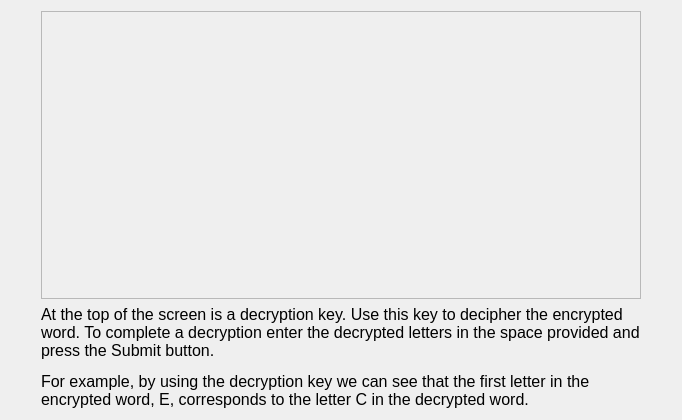
Qt form MarketSimulation/instructionscreen5.ui (dwattttt/marketsim) before a commit.
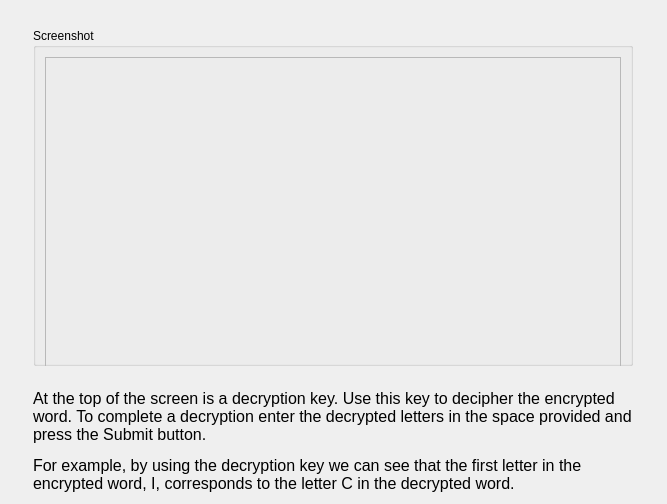
The same form after that commit.

Commit message: Added market screenshot, clearly delineated all screenshots.

Diff of the .ui file:
```diff
--- a/MarketSimulation/instructionscreen5.ui
+++ b/MarketSimulation/instructionscreen5.ui
@@ -6,8 +6,8 @@
    <rect>
     <x>0</x>
     <y>0</y>
-    <width>682</width>
-    <height>420</height>
+    <width>667</width>
+    <height>504</height>
    </rect>
   </property>
   <property name="windowTitle">
@@ -30,17 +30,42 @@
    <item>
     <layout class="QVBoxLayout" name="verticalLayout">
      <item>
+      <spacer name="verticalSpacer">
+       <property name="orientation">
+        <enum>Qt::Vertical</enum>
+       </property>
+       <property name="sizeHint" stdset="0">
+        <size>
+         <width>20</width>
+         <height>40</height>
+        </size>
+       </property>
+      </spacer>
+     </item>
+     <item>
+      <widget class="QGroupBox" name="groupBox">
+       <property name="minimumSize">
+        <size>
+         <width>0</width>
+         <height>100</height>
+        </size>
+       </property>
+       <property name="title">
+        <string>Screenshot</string>
+       </property>
+       <layout class="QHBoxLayout" name="horizontalLayout_2">
+        <item>
       <widget class="QFrame" name="frame">
        <property name="sizePolicy">
-        <sizepolicy hsizetype="Expanding" vsizetype="Expanding">
+           <sizepolicy hsizetype="Expanding" vsizetype="Preferred">
          <horstretch>0</horstretch>
          <verstretch>0</verstretch>
         </sizepolicy>
        </property>
        <property name="minimumSize">
         <size>
-         <width>0</width>
-         <height>26</height>
+            <width>550</width>
+            <height>320</height>
         </size>
        </property>
        <property name="frameShape">
@@ -52,6 +77,22 @@
        <layout class="QVBoxLayout" name="verticalLayout_2"/>
       </widget>
      </item>
+       </layout>
+      </widget>
+     </item>
+     <item>
+      <spacer name="verticalSpacer_2">
+       <property name="orientation">
+        <enum>Qt::Vertical</enum>
+       </property>
+       <property name="sizeHint" stdset="0">
+        <size>
+         <width>20</width>
+         <height>40</height>
+        </size>
+       </property>
+      </spacer>
+     </item>
      <item>
       <widget class="QLabel" name="label">
        <property name="minimumSize">
@@ -66,7 +107,7 @@
         </font>
        </property>
        <property name="text">
-        <string>&lt;html&gt;&lt;head/&gt;&lt;body&gt;&lt;p&gt;At the top of the screen is a decryption key. Use this key to decipher the encrypted word. To complete a decryption enter the decrypted letters in the space provided and press the Submit button.&lt;/p&gt;&lt;p&gt;For example, by using the decryption key we can see that the first letter in the encrypted word, E, corresponds to the letter C in the decrypted word. &lt;/p&gt;&lt;/body&gt;&lt;/html&gt;</string>
+        <string>&lt;html&gt;&lt;head/&gt;&lt;body&gt;&lt;p&gt;At the top of the screen is a decryption key. Use this key to decipher the encrypted word. To complete a decryption enter the decrypted letters in the space provided and press the Submit button.&lt;/p&gt;&lt;p&gt;For example, by using the decryption key we can see that the first letter in the encrypted word, I, corresponds to the letter C in the decrypted word. &lt;/p&gt;&lt;/body&gt;&lt;/html&gt;</string>
        </property>
        <property name="wordWrap">
         <bool>true</bool>
```
Lines whose indentation alone changed are shown as unchanged. The commit also changes 8 other files.
